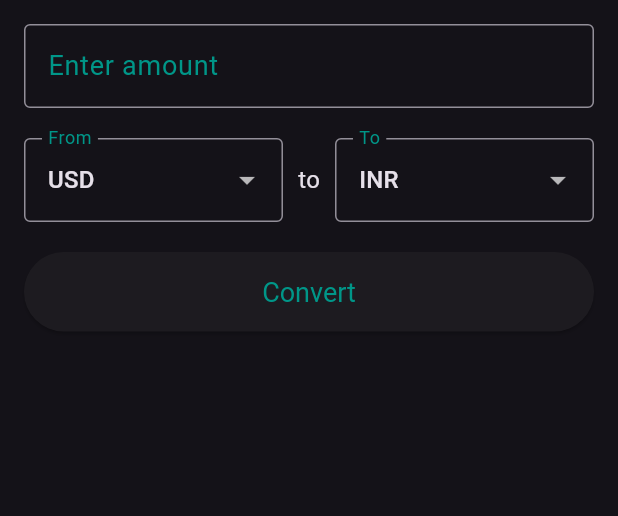
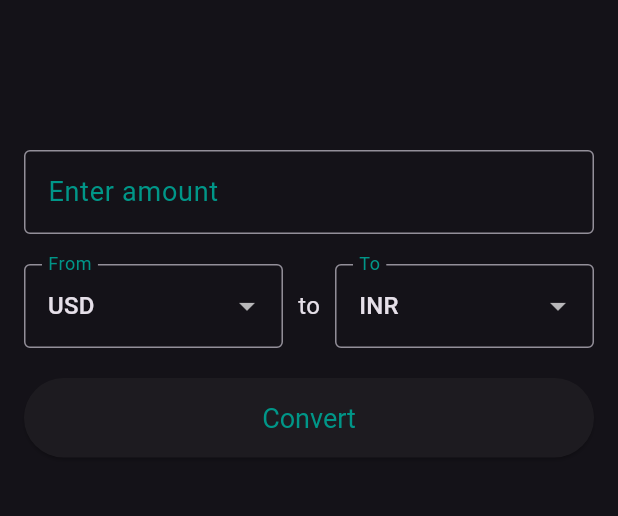
Before and after one commit to BRL-TRAINEES/currency_converter_arjun, a Flutter app: the screen it shows after launch, on a phone screen of 412 x 824 dp, the part 84-600 px from its top. Run offline on Flutter 3.47's test engine with Material 3 defaults, Android fonts, the phone set to English and light mode, and no system bars; our stand-ins replace flutter_dotenv, flutter_riverpod.

Commit message:
minor changes

```diff
--- a/lib/homescreen.dart
+++ b/lib/homescreen.dart
@@ -25,7 +25,7 @@ class homescreen extends ConsumerWidget {
       'RUB',
       'SGD',
       'THB',
-      'ZAR'
+      'ZAR',
     ];
 
     return Scaffold(
@@ -38,7 +38,8 @@ class homescreen extends ConsumerWidget {
         centerTitle: true,
       ),
       body: Padding(
-        padding: const EdgeInsets.all(16.0),
+        padding:
+            const EdgeInsets.only(top: 100, left: 16, right: 16, bottom: 16),
         child: Column(
           crossAxisAlignment: CrossAxisAlignment.start,
           children: [
@@ -71,7 +72,8 @@ class homescreen extends ConsumerWidget {
                     decoration: const InputDecoration(
                       labelText: 'From',
                       labelStyle: TextStyle(fontSize: 16, color: Colors.teal),
-                      border: OutlineInputBorder(),
+                      border: OutlineInputBorder(
+                          borderSide: BorderSide(color: Colors.teal)),
                     ),
                   ),
                 ),
@@ -94,7 +96,8 @@ class homescreen extends ConsumerWidget {
                     decoration: const InputDecoration(
                       labelText: 'To',
                       labelStyle: TextStyle(fontSize: 16, color: Colors.teal),
-                      border: OutlineInputBorder(),
+                      border: OutlineInputBorder(
+                          borderSide: BorderSide(color: Colors.teal)),
                     ),
                   ),
                 ),
```
